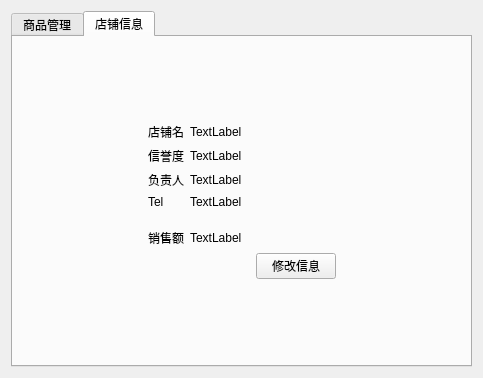
The window that E-commerceMIS/storeUI.ui (Ziyeeee/DatabaseProject) describes before a commit, drawn with Qt 5.
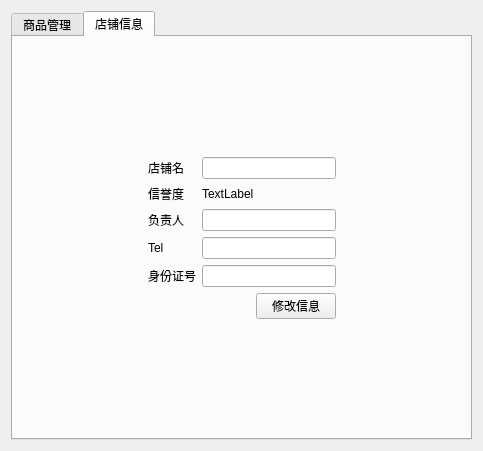
The same window after the commit. The open tabs and pages were chosen to show the change.

```diff
--- a/E-commerceMIS/storeUI.ui
+++ b/E-commerceMIS/storeUI.ui
@@ -7,7 +7,7 @@
     <x>0</x>
     <y>0</y>
     <width>483</width>
-    <height>378</height>
+    <height>451</height>
    </rect>
   </property>
   <property name="windowTitle">
@@ -311,13 +311,6 @@
                </property>
               </widget>
              </item>
-             <item row="0" column="1">
-              <widget class="QLabel" name="infoSnameLabel">
-               <property name="text">
-                <string>TextLabel</string>
-               </property>
-              </widget>
-             </item>
              <item row="1" column="0">
               <widget class="QLabel" name="credit">
                <property name="text">
@@ -332,6 +325,20 @@
                </property>
               </widget>
              </item>
+             <item row="3" column="0">
+              <widget class="QLabel" name="Tel">
+               <property name="text">
+                <string>Tel</string>
+               </property>
+              </widget>
+             </item>
+             <item row="4" column="0">
+              <widget class="QLabel" name="ID">
+               <property name="text">
+                <string>身份证号</string>
+               </property>
+              </widget>
+             </item>
              <item row="2" column="0">
               <widget class="QLabel" name="principal">
                <property name="text">
@@ -339,53 +346,17 @@
                </property>
               </widget>
              </item>
+             <item row="0" column="1">
+              <widget class="QLineEdit" name="SnameLineEdit"/>
+             </item>
              <item row="2" column="1">
-              <widget class="QLabel" name="infoPrincipalLabel">
-               <property name="text">
-                <string>TextLabel</string>
-               </property>
-              </widget>
-             </item>
-             <item row="3" column="0">
-              <widget class="QLabel" name="Tel">
-               <property name="text">
-                <string>Tel</string>
-               </property>
-              </widget>
+              <widget class="QLineEdit" name="principalLineEdit"/>
              </item>
              <item row="3" column="1">
-              <widget class="QLabel" name="infoTelLabel">
-               <property name="text">
-                <string>TextLabel</string>
-               </property>
-              </widget>
+              <widget class="QLineEdit" name="TelLineEdit"/>
              </item>
              <item row="4" column="1">
-              <spacer name="verticalSpacer">
-               <property name="orientation">
-                <enum>Qt::Vertical</enum>
-               </property>
-               <property name="sizeHint" stdset="0">
-                <size>
-                 <width>18</width>
-                 <height>18</height>
-                </size>
-               </property>
-              </spacer>
-             </item>
-             <item row="5" column="0">
-              <widget class="QLabel" name="sales">
-               <property name="text">
-                <string>销售额</string>
-               </property>
-              </widget>
-             </item>
-             <item row="5" column="1">
-              <widget class="QLabel" name="infoSalesLabel">
-               <property name="text">
-                <string>TextLabel</string>
-               </property>
-              </widget>
+              <widget class="QLineEdit" name="IDLineEdit"/>
              </item>
             </layout>
            </item>
```
Left out of the diff: 4 changed lines with no effect on the pictures.
